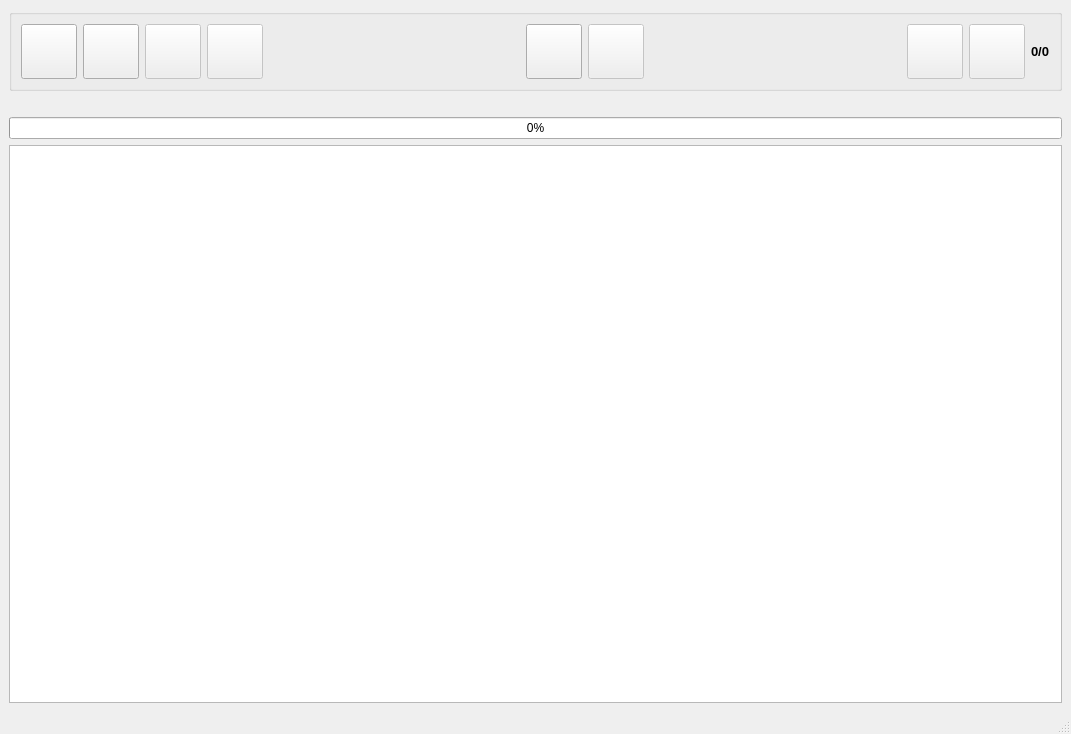
The window that src/ui/main_ui/ui_main.ui (sclMAX/NsfwScannAndExplorer) describes before a commit, drawn with Qt 5.
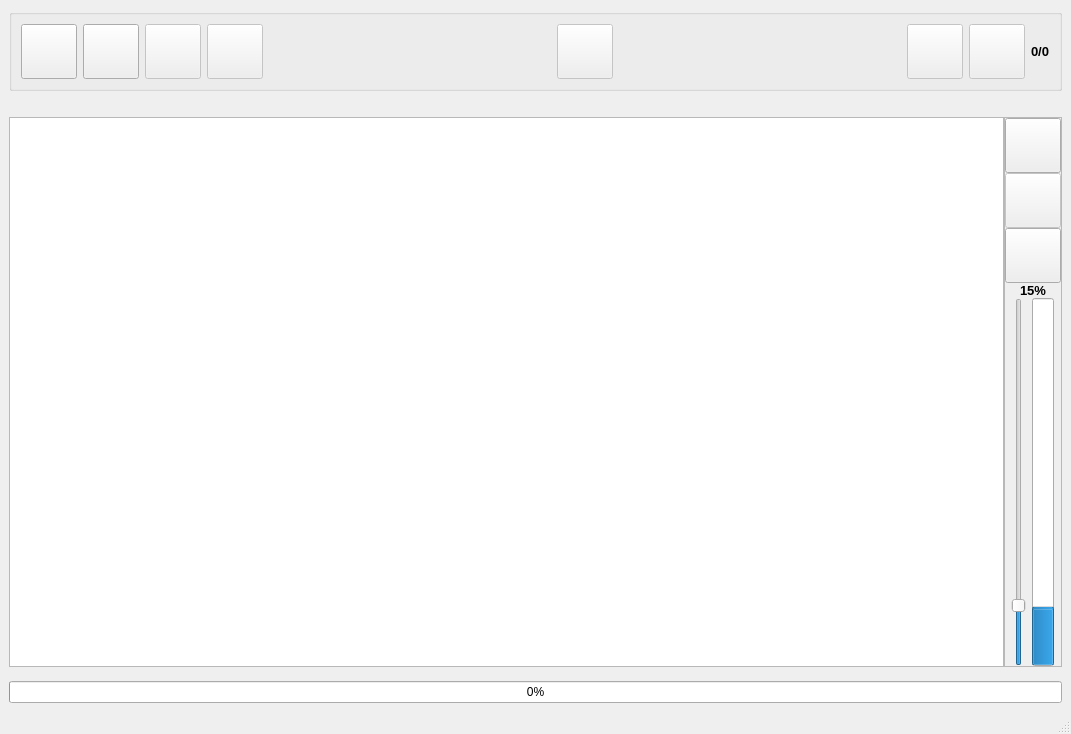
The same window after the commit. Icons and pictures are not drawn.

```diff
--- a/src/ui/main_ui/ui_main.ui
+++ b/src/ui/main_ui/ui_main.ui
@@ -21,7 +21,7 @@
     <normaloff>icons/icon-searchfolder.png</normaloff>icons/icon-searchfolder.png</iconset>
   </property>
   <widget class="QWidget" name="centralwidget">
-   <layout class="QVBoxLayout" name="verticalLayout">
+   <layout class="QVBoxLayout" name="verticalLayout_4">
     <item>
      <widget class="QGroupBox" name="groupBox">
       <property name="minimumSize">
@@ -137,27 +137,7 @@
         </spacer>
        </item>
        <item>
-        <widget class="QToolButton" name="btnList">
-         <property name="toolTip">
-          <string>Ver Lista</string>
-         </property>
-         <property name="text">
-          <string/>
-         </property>
-         <property name="icon">
-          <iconset>
-           <normaloff>icons/icon-menu.png</normaloff>icons/icon-menu.png</iconset>
-         </property>
-         <property name="iconSize">
-          <size>
-           <width>48</width>
-           <height>48</height>
-          </size>
-         </property>
-        </widget>
-       </item>
-       <item>
-        <widget class="QToolButton" name="btnGrid">
+        <widget class="QToolButton" name="btnCreateMiniatures">
          <property name="enabled">
           <bool>false</bool>
          </property>
@@ -266,12 +246,15 @@
      </widget>
     </item>
     <item>
-     <widget class="QProgressBar" name="progressBar">
-      <property name="value">
+     <layout class="QVBoxLayout" name="verticalLayout_3">
+      <property name="spacing">
        <number>0</number>
       </property>
-     </widget>
-    </item>
+      <item>
+       <layout class="QHBoxLayout" name="horizontalLayout_3">
+        <property name="spacing">
+         <number>0</number>
+        </property>
     <item>
      <widget class="QListWidget" name="listReporte">
       <property name="font">
@@ -291,7 +274,7 @@
        <enum>QFrame::Sunken</enum>
       </property>
       <property name="sizeAdjustPolicy">
-       <enum>QAbstractScrollArea::AdjustToContents</enum>
+           <enum>QAbstractScrollArea::AdjustIgnored</enum>
       </property>
       <property name="alternatingRowColors">
        <bool>true</bool>
@@ -305,6 +288,12 @@
         <height>80</height>
        </size>
       </property>
+          <property name="textElideMode">
+           <enum>Qt::ElideMiddle</enum>
+          </property>
+          <property name="movement">
+           <enum>QListView::Free</enum>
+          </property>
       <property name="flow">
        <enum>QListView::TopToBottom</enum>
       </property>
@@ -316,8 +305,8 @@
       </property>
       <property name="gridSize">
        <size>
-        <width>200</width>
-        <height>80</height>
+            <width>100</width>
+            <height>100</height>
        </size>
       </property>
       <property name="viewMode">
@@ -336,6 +325,198 @@
        <bool>true</bool>
       </property>
      </widget>
+        </item>
+        <item>
+         <widget class="QFrame" name="frame">
+          <property name="sizePolicy">
+           <sizepolicy hsizetype="Fixed" vsizetype="Preferred">
+            <horstretch>0</horstretch>
+            <verstretch>0</verstretch>
+           </sizepolicy>
+          </property>
+          <property name="frameShape">
+           <enum>QFrame::StyledPanel</enum>
+          </property>
+          <property name="frameShadow">
+           <enum>QFrame::Raised</enum>
+          </property>
+          <layout class="QVBoxLayout" name="verticalLayout">
+           <property name="spacing">
+            <number>0</number>
+           </property>
+           <property name="leftMargin">
+            <number>0</number>
+           </property>
+           <property name="topMargin">
+            <number>0</number>
+           </property>
+           <property name="rightMargin">
+            <number>0</number>
+           </property>
+           <property name="bottomMargin">
+            <number>0</number>
+           </property>
+           <item alignment="Qt::AlignHCenter">
+            <widget class="QToolButton" name="btnList">
+             <property name="toolTip">
+              <string>Ver Lista</string>
+             </property>
+             <property name="text">
+              <string/>
+             </property>
+             <property name="icon">
+              <iconset>
+               <normaloff>icons/icon-menu.png</normaloff>icons/icon-menu.png</iconset>
+             </property>
+             <property name="iconSize">
+              <size>
+               <width>48</width>
+               <height>48</height>
+              </size>
+             </property>
+            </widget>
+           </item>
+           <item alignment="Qt::AlignHCenter">
+            <widget class="QToolButton" name="btnGrid">
+             <property name="enabled">
+              <bool>false</bool>
+             </property>
+             <property name="toolTip">
+              <string>Ver Mosaico</string>
+             </property>
+             <property name="text">
+              <string/>
+             </property>
+             <property name="icon">
+              <iconset>
+               <normaloff>icons/icon-th.png</normaloff>icons/icon-th.png</iconset>
+             </property>
+             <property name="iconSize">
+              <size>
+               <width>48</width>
+               <height>48</height>
+              </size>
+             </property>
+            </widget>
+           </item>
+           <item>
+            <widget class="QToolButton" name="btnFiltro">
+             <property name="enabled">
+              <bool>true</bool>
+             </property>
+             <property name="toolTip">
+              <string>&lt;html&gt;&lt;head/&gt;&lt;body&gt;&lt;p&gt;Aplicar / Quitar Filtro.&lt;/p&gt;&lt;p&gt;&lt;br/&gt;&lt;/p&gt;&lt;/body&gt;&lt;/html&gt;</string>
+             </property>
+             <property name="text">
+              <string/>
+             </property>
+             <property name="icon">
+              <iconset>
+               <normaloff>icons/icon-antenna.png</normaloff>icons/icon-antenna.png</iconset>
+             </property>
+             <property name="iconSize">
+              <size>
+               <width>48</width>
+               <height>48</height>
+              </size>
+             </property>
+             <property name="checkable">
+              <bool>true</bool>
+             </property>
+            </widget>
+           </item>
+           <item>
+            <widget class="QLabel" name="lblFiltro">
+             <property name="sizePolicy">
+              <sizepolicy hsizetype="Expanding" vsizetype="Preferred">
+               <horstretch>0</horstretch>
+               <verstretch>0</verstretch>
+              </sizepolicy>
+             </property>
+             <property name="font">
+              <font>
+               <pointsize>10</pointsize>
+               <weight>75</weight>
+               <bold>true</bold>
+              </font>
+             </property>
+             <property name="text">
+              <string>15%</string>
+             </property>
+             <property name="alignment">
+              <set>Qt::AlignCenter</set>
+             </property>
+            </widget>
+           </item>
+           <item>
+            <layout class="QHBoxLayout" name="horizontalLayout_2">
+             <item>
+              <widget class="QSlider" name="slrFiltro">
+               <property name="toolTip">
+                <string>&lt;html&gt;&lt;head/&gt;&lt;body&gt;&lt;p&gt;Especificar Filtro por Probabilidad.&lt;/p&gt;&lt;p&gt;&lt;br/&gt;&lt;/p&gt;&lt;/body&gt;&lt;/html&gt;</string>
+               </property>
+               <property name="maximum">
+                <number>100</number>
+               </property>
+               <property name="singleStep">
+                <number>1</number>
+               </property>
+               <property name="value">
+                <number>15</number>
+               </property>
+               <property name="orientation">
+                <enum>Qt::Vertical</enum>
+               </property>
+              </widget>
+             </item>
+             <item>
+              <widget class="QProgressBar" name="pgbFiltro">
+               <property name="value">
+                <number>15</number>
+               </property>
+               <property name="alignment">
+                <set>Qt::AlignJustify|Qt::AlignTop</set>
+               </property>
+               <property name="orientation">
+                <enum>Qt::Vertical</enum>
+               </property>
+              </widget>
+             </item>
+            </layout>
+           </item>
+          </layout>
+         </widget>
+        </item>
+       </layout>
+      </item>
+      <item>
+       <layout class="QVBoxLayout" name="verticalLayout_2">
+        <property name="spacing">
+         <number>0</number>
+        </property>
+        <item>
+         <widget class="QLabel" name="lblProgress">
+          <property name="text">
+           <string/>
+          </property>
+          <property name="wordWrap">
+           <bool>true</bool>
+          </property>
+         </widget>
+        </item>
+        <item>
+         <widget class="QProgressBar" name="progressBar">
+          <property name="value">
+           <number>0</number>
+          </property>
+          <property name="alignment">
+           <set>Qt::AlignCenter</set>
+          </property>
+         </widget>
+        </item>
+       </layout>
+      </item>
+     </layout>
     </item>
    </layout>
   </widget>
```
Left out of the diff: 19 changed lines with no effect on the pictures. Lines whose indentation alone changed are shown as unchanged.
